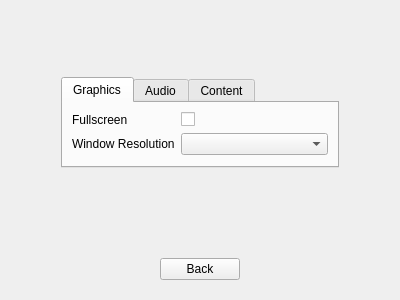
This is src/SettingsScreen.ui in RemotelyChaotic/JOIPEngine as Qt 5 draws it before an edit. The edited form follows.
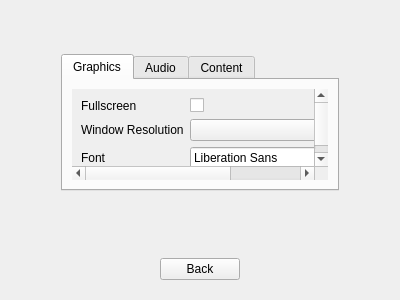
This is the edited form. Custom widgets are drawn as their Qt base class.

Commit message: Font settings and Include-fix

What changed in the file:
```diff
--- a/src/SettingsScreen.ui
+++ b/src/SettingsScreen.ui
@@ -127,8 +127,43 @@
        <string>Graphics</string>
       </attribute>
       <layout class="QGridLayout" name="gridLayout_2">
-       <item row="1" column="1" colspan="2">
-        <widget class="QComboBox" name="pResolutionComboBox"/>
+       <item row="0" column="0" colspan="2">
+        <widget class="QScrollArea" name="scrollArea">
+         <property name="frameShape">
+          <enum>QFrame::NoFrame</enum>
+         </property>
+         <property name="frameShadow">
+          <enum>QFrame::Plain</enum>
+         </property>
+         <property name="lineWidth">
+          <number>0</number>
+         </property>
+         <property name="widgetResizable">
+          <bool>true</bool>
+         </property>
+         <widget class="QWidget" name="scrollAreaWidgetContents">
+          <property name="geometry">
+           <rect>
+            <x>0</x>
+            <y>-24</y>
+            <width>305</width>
+            <height>89</height>
+           </rect>
+          </property>
+          <layout class="QGridLayout" name="gridLayout_5">
+           <item row="0" column="0">
+            <widget class="QLabel" name="label_3">
+             <property name="text">
+              <string>Fullscreen</string>
+             </property>
+            </widget>
+           </item>
+           <item row="0" column="1">
+            <widget class="QCheckBox" name="pFullscreenCheckBox">
+             <property name="text">
+              <string/>
+             </property>
+            </widget>
        </item>
        <item row="1" column="0">
         <widget class="QLabel" name="label_2">
@@ -143,18 +178,21 @@
          </property>
         </widget>
        </item>
-       <item row="0" column="0">
-        <widget class="QLabel" name="label_3">
+           <item row="1" column="1">
+            <widget class="QComboBox" name="pResolutionComboBox"/>
+           </item>
+           <item row="2" column="0">
+            <widget class="QLabel" name="label_6">
          <property name="text">
-          <string>Fullscreen</string>
+              <string>Font</string>
          </property>
         </widget>
        </item>
-       <item row="0" column="1" colspan="2">
-        <widget class="QCheckBox" name="pFullscreenCheckBox">
-         <property name="text">
-          <string/>
-         </property>
+           <item row="2" column="1">
+            <widget class="QFontComboBox" name="pFontComboBox"/>
+           </item>
+          </layout>
+         </widget>
         </widget>
        </item>
       </layout>
```
Left out of the diff: 2 changed lines with no effect on the pictures. Lines whose indentation alone changed are shown as unchanged. The commit also changes 10 other files.
